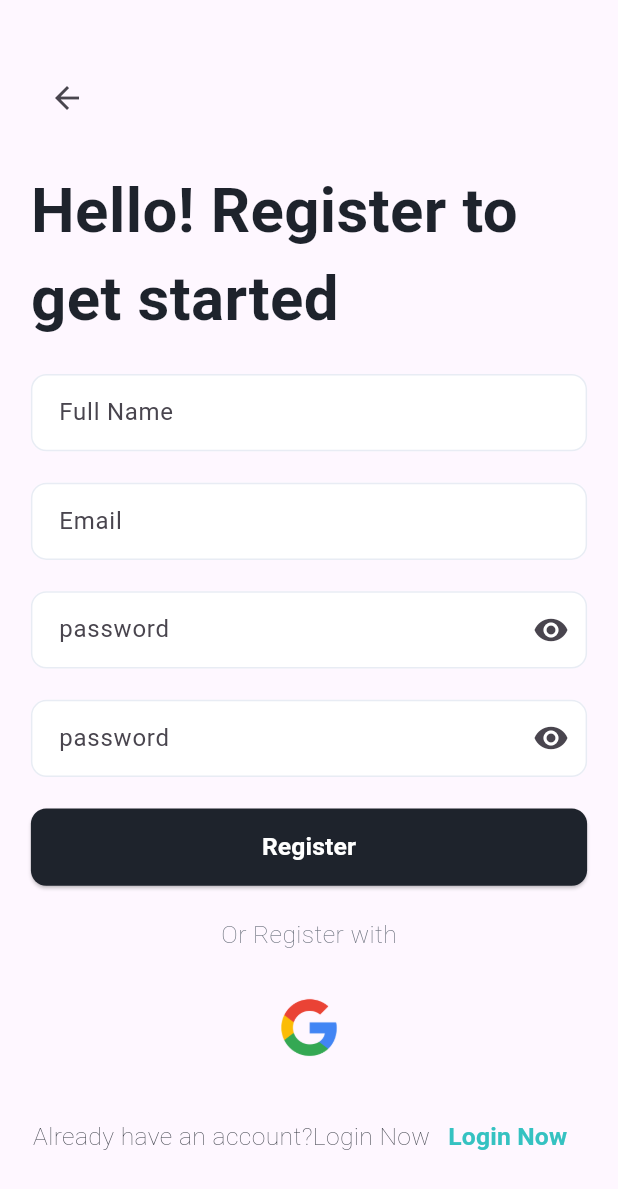
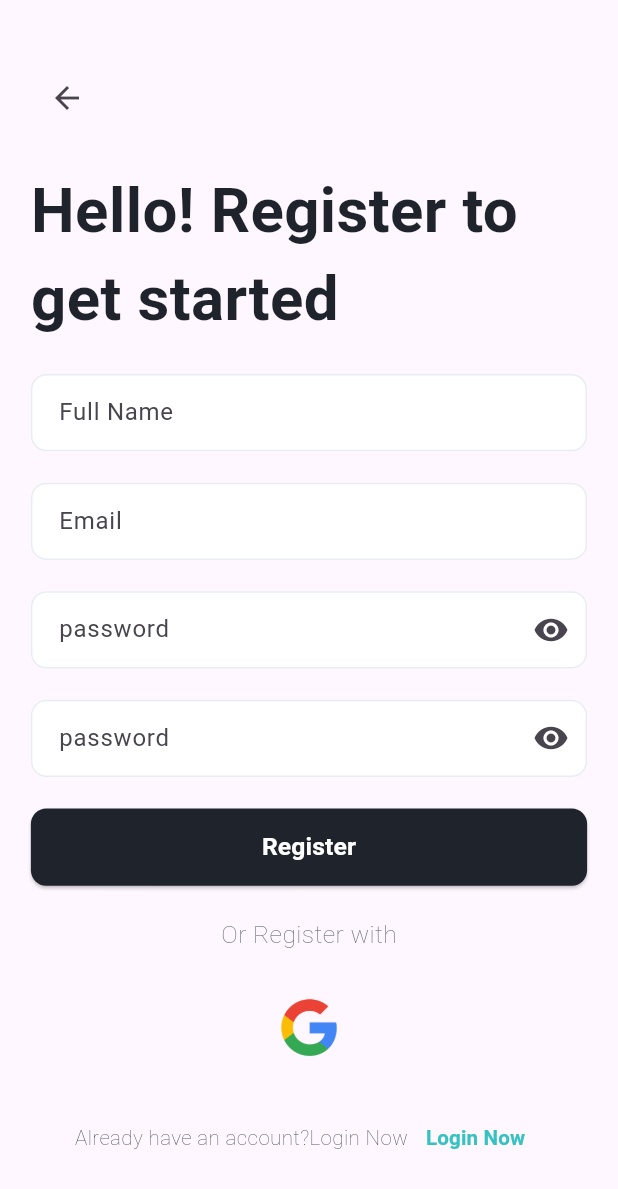
Before and after one commit to panchaniurvisha/login_register_app, a Flutter app: the SignUpScreen screen opened by its route, on a phone screen of 412 x 824 dp. Shown: the top 1189 px of the screen. Run offline on Flutter 3.47's test engine with Material 2 defaults, Android fonts, the phone set to English and light mode, and no system bars; our stand-ins replace animated_text_kit, firebase_auth, firebase_core, google_sign_in; accounts and stored records are empty.

Commit message:
"5/9/2023"

```diff
--- a/lib/view/login/login_screen.dart
+++ b/lib/view/login/login_screen.dart
@@ -176,5 +176,7 @@ class _LoginScreenState extends State<LoginScreen> {
     userData = userCredential!.user;
     debugPrint("userData---------->$userData");
     utils.showSnackBar(context, message: "Login is SuccessFully");
+    Navigator.pushNamedAndRemoveUntil(
+        context, RoutesName.homeScreen, (route) => false);
   }
 }
--- a/lib/view/sign_up/SignUpScreen.dart
+++ b/lib/view/sign_up/SignUpScreen.dart
@@ -144,13 +144,13 @@ class _SignUpScreenState extends State<SignUpScreen> {
                     AppText(
                         text: AppString.haveAccount,
                         fontWeight: FontWeight.w100,
-                        size: height(context) / 50),
+                        size: height(context) / 60),
                     TextButton(
                       child: AppText(
                           text: AppString.loginNow,
                           color: AppColors.lightBlueColor,
                           fontWeight: FontWeight.bold,
-                          size: height(context) / 50),
+                          size: height(context) / 60),
                       onPressed: () {
                         Navigator.pushNamedAndRemoveUntil(
                             context, RoutesName.loginScreen, (route) => false);
```
